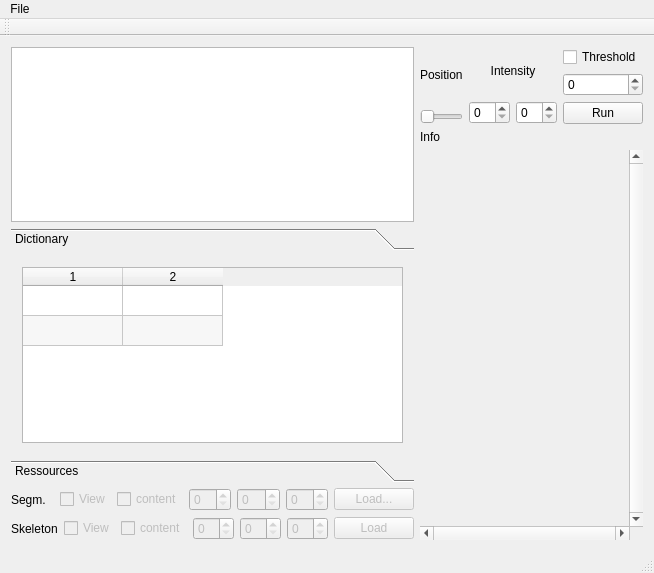
Above: mainwindow.ui from hlocteau/anthill before the change. Below: the same form after it.
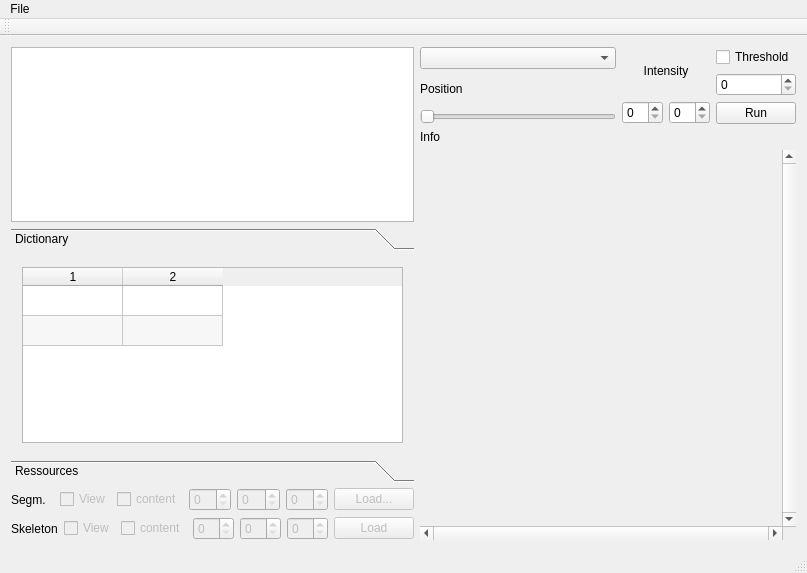
That is the form after the change. The open tabs and pages were chosen to show the change.

Commit message: add axis selection

What changed in the file:
```diff
--- a/mainwindow.ui
+++ b/mainwindow.ui
@@ -6,7 +6,7 @@
    <rect>
     <x>0</x>
     <y>0</y>
-    <width>602</width>
+    <width>807</width>
     <height>573</height>
    </rect>
   </property>
@@ -16,7 +16,7 @@
   <widget class="QWidget" name="centralWidget">
    <property name="maximumSize">
     <size>
-     <width>596</width>
+     <width>805</width>
      <height>507</height>
     </size>
    </property>
@@ -236,6 +236,9 @@
          <layout class="QHBoxLayout" name="horizontalLayout_3">
           <item>
            <layout class="QVBoxLayout" name="verticalLayout_2">
+            <item>
+             <widget class="QComboBox" name="axisSelection"/>
+            </item>
             <item>
              <widget class="QLabel" name="SlicePosition">
               <property name="text">
@@ -350,7 +353,7 @@
             <rect>
              <x>0</x>
              <y>0</y>
-             <width>269</width>
+             <width>315</width>
              <height>351</height>
             </rect>
            </property>
@@ -395,7 +398,7 @@
     <rect>
      <x>0</x>
      <y>0</y>
-     <width>602</width>
+     <width>807</width>
      <height>25</height>
     </rect>
    </property>
```
Left out of the diff: 6 changed lines with no effect on the pictures. The commit also changes 2 other files.
